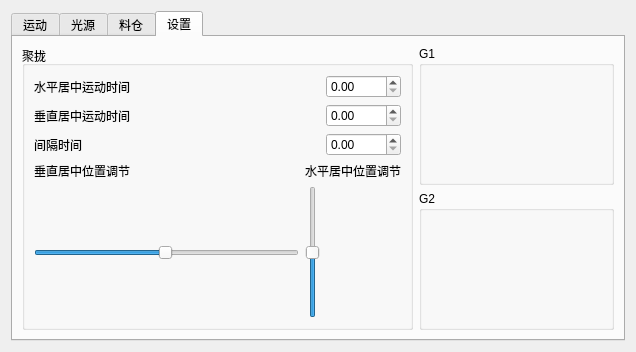
Before: the Qt Designer form FlexControlSystem/FlexControlSystem/controlpanel.ui in SA-Dynamics/Outsourcing, drawn with Qt 5.
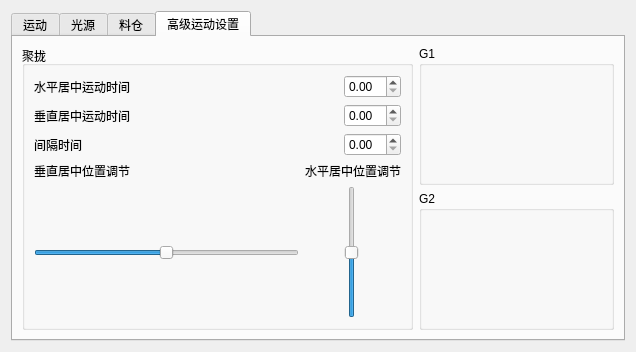
After: the same form once the commit is applied. The open tabs and pages were chosen to show the change.

```diff
--- a/FlexControlSystem/FlexControlSystem/controlpanel.ui
+++ b/FlexControlSystem/FlexControlSystem/controlpanel.ui
@@ -520,7 +520,7 @@
        </widget>
        <widget class="QWidget" name="tab_5">
         <attribute name="title">
-         <string>设置</string>
+         <string>高级运动设置</string>
         </attribute>
         <layout class="QGridLayout" name="gridLayout_12">
          <item row="0" column="0">
@@ -574,14 +574,14 @@
                    </size>
                   </property>
                   <property name="minimum">
-                   <number>1</number>
+                   <number>-50</number>
                   </property>
                   <property name="maximum">
-                   <number>100</number>
-                  </property>
-                  <property name="value">
                    <number>50</number>
                   </property>
+                  <property name="value">
+                   <number>0</number>
+                  </property>
                   <property name="orientation">
                    <enum>Qt::Horizontal</enum>
                   </property>
@@ -611,22 +611,6 @@
                   </property>
                  </widget>
                 </item>
-                <item row="4" column="1" rowspan="3">
-                 <widget class="QSlider" name="verticalSlider">
-                  <property name="minimum">
-                   <number>1</number>
-                  </property>
-                  <property name="maximum">
-                   <number>100</number>
-                  </property>
-                  <property name="value">
-                   <number>50</number>
-                  </property>
-                  <property name="orientation">
-                   <enum>Qt::Vertical</enum>
-                  </property>
-                 </widget>
-                </item>
                 <item row="3" column="0">
                  <widget class="QLabel" name="label_8">
                   <property name="text">
@@ -641,6 +625,22 @@
                   </property>
                  </widget>
                 </item>
+                <item row="4" column="2" rowspan="3">
+                 <widget class="QSlider" name="vsHModify">
+                  <property name="minimum">
+                   <number>-50</number>
+                  </property>
+                  <property name="maximum">
+                   <number>50</number>
+                  </property>
+                  <property name="value">
+                   <number>0</number>
+                  </property>
+                  <property name="orientation">
+                   <enum>Qt::Vertical</enum>
+                  </property>
+                 </widget>
+                </item>
                </layout>
               </item>
              </layout>
```
Left out of the diff: 2 changed lines with no effect on the pictures.
